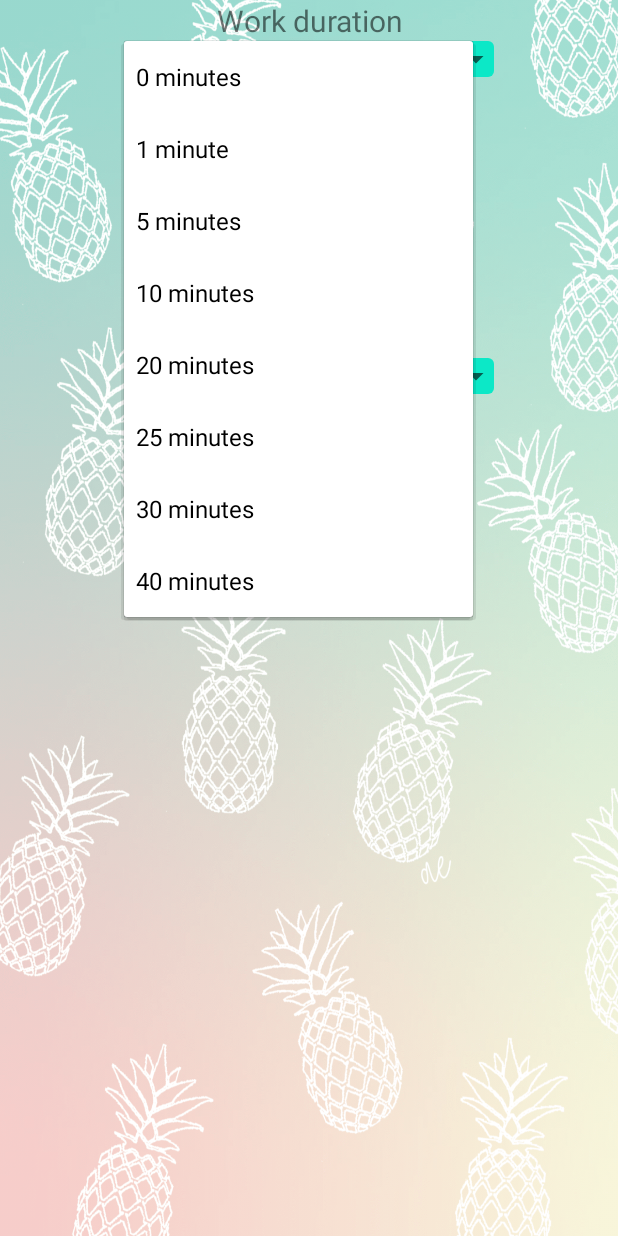
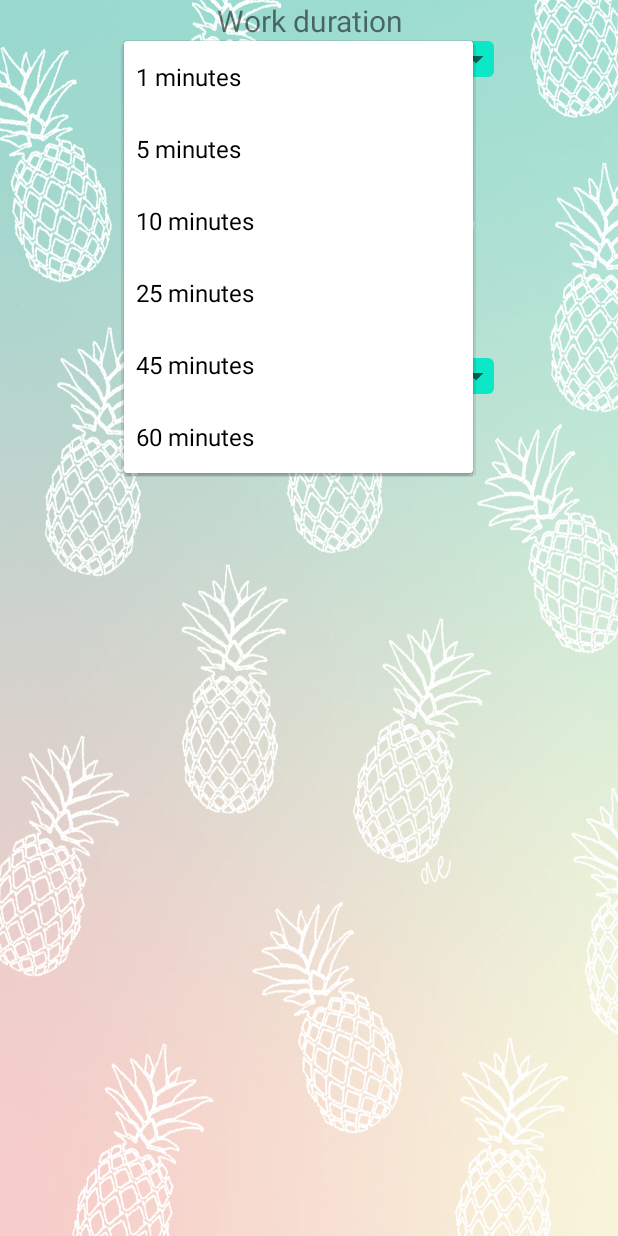
Before and after one commit to Zhenya20062/Pineapplo, an Android app: the SettingsActivity screen opened directly, with no data from a screen before it, after a tap on "25 minutes", on a phone screen of 412 x 824 dp. Run offline under Robolectric (Android 15) with nearby library versions, the phone set to English and light mode, and no system bars.

Commit message:
multilanguage commit

```diff
--- a/app/src/main/java/com/euzhene/pineapplo/Custom/CustomAdapter.java
+++ b/app/src/main/java/com/euzhene/pineapplo/Custom/CustomAdapter.java
@@ -9,10 +9,12 @@ import android.widget.TextView;
 import androidx.annotation.NonNull;
 import androidx.annotation.Nullable;
 
+import com.euzhene.pineapplo.TimeSettings;
+
 
 public class CustomAdapter extends ArrayAdapter<String> {
 
-    private int hideItemPosition;
+    private int hideItemPosition = 50;
     public CustomAdapter(@NonNull Context context, int resource, @NonNull String[] objects) {
         super(context, resource, objects);
     }
@@ -23,7 +25,7 @@ public class CustomAdapter extends ArrayAdapter<String> {
 
     @Override
     public View getDropDownView(int position, @Nullable View convertView, @NonNull ViewGroup parent) {
-        View v = null;
+        View v;
         if (position == hideItemPosition) {
             TextView tv = new TextView(getContext());
             tv.setHeight(0);
--- a/app/src/main/java/com/euzhene/pineapplo/TimeSettings.java
+++ b/app/src/main/java/com/euzhene/pineapplo/TimeSettings.java
@@ -3,8 +3,12 @@ package com.euzhene.pineapplo;
 import android.content.SharedPreferences;
 import android.util.Log;
 
+import java.lang.reflect.Array;
+
 
 public  class TimeSettings {
+    public static final String WORK_TIME_KEY = "workTime";
+    public static final String BREAK_TIME_KEY = "breakTime";
     private static SharedPreferences sharedPreferences;
 
     public static int minuteWorkDefault = 25;
@@ -14,28 +18,31 @@ public  class TimeSettings {
 
     public static final int countDownInterval = 1000;
 
-    public static String[] timeWorkDurationArray;
-    public static String[] timeBreakDurationArray;
+    //public static String[] timeWorkDurationArray;
+    //public static String[] timeBreakDurationArray;
 
 
     public static void UpdateTimeSettings() {
-        if (sharedPreferences.contains("workTime") || sharedPreferences.contains("breakTime")) {
-            minuteWorkDefault = sharedPreferences.getInt("workTime", 0);
-            minuteBreakDefault = sharedPreferences.getInt("breakTime", 0);
+        if (sharedPreferences.contains(WORK_TIME_KEY) || sharedPreferences.contains(BREAK_TIME_KEY)) {
+            minuteWorkDefault = sharedPreferences.getInt(WORK_TIME_KEY, 0);
+            minuteBreakDefault = sharedPreferences.getInt(BREAK_TIME_KEY, 0);
 
-            UpdateArrays();
+            //UpdateArrays();
         }
     }
-    static {
-        UpdateArrays();
-    }
+//    static {
+//       // UpdateArrays();
+//    }
     public static SharedPreferences getSharedPreferences() {return sharedPreferences;}
     public static void setSharedPreferences(SharedPreferences sharedPreferences) {
         TimeSettings.sharedPreferences = TimeSettings.sharedPreferences == null ? sharedPreferences : TimeSettings.sharedPreferences;
         UpdateTimeSettings();
     }
-    private static void UpdateArrays() {
-        timeWorkDurationArray = new String[] {minuteWorkDefault + " minutes","0 minutes", "1 minute", "5 minutes","10 minutes","20 minutes", "25 minutes","30 minutes", "40 minutes"};
-        timeBreakDurationArray = new String[] {minuteBreakDefault + " minutes", "3 minutes", "4 minutes","5 minutes", "7 minutes", "10 minutes"};
-    }
+//    private static void UpdateArrays() {
+//        timeWorkDurationArray = new String[] {minuteWorkDefault + " minutes","0 minutes", "1 minute", "5 minutes","10 minutes","20 minutes", "25 minutes","30 minutes", "40 minutes"};
+//        timeBreakDurationArray = new String[] {minuteBreakDefault + " minutes", "3 minutes", "4 minutes","5 minutes", "7 minutes", "10 minutes"};
+//    }
+//    public static void setArrays() {
+//
+//    }
 }
--- a/app/src/main/java/com/euzhene/pineapplo/activities/SettingsActivity.java
+++ b/app/src/main/java/com/euzhene/pineapplo/activities/SettingsActivity.java
@@ -30,9 +30,8 @@ public class SettingsActivity extends Activity implements AdapterView.OnItemSele
     }
 
     private void CreateSpinners() {
-        //Log.i("durationarray", TimeSettings.timeWorkDurationArray.toString());
-        CustomAdapter workAdapter = new CustomAdapter(this, android.R.layout.simple_spinner_item, TimeSettings.timeWorkDurationArray);
-        CustomAdapter breakAdapter = new CustomAdapter(this, android.R.layout.simple_spinner_item, TimeSettings.timeBreakDurationArray);
+        CustomAdapter workAdapter = new CustomAdapter(this, android.R.layout.simple_spinner_item, getDurations("work"));
+        CustomAdapter breakAdapter = new CustomAdapter(this, android.R.layout.simple_spinner_item, getDurations("break"));
 
         workAdapter.setDropDownViewResource(android.R.layout.simple_spinner_dropdown_item);
         breakAdapter.setDropDownViewResource(android.R.layout.simple_spinner_dropdown_item);
@@ -48,7 +47,29 @@ public class SettingsActivity extends Activity implements AdapterView.OnItemSele
         workSpn.setOnItemSelectedListener(this);
         breakSpn.setOnItemSelectedListener(this);
     }
+    private String[] getDurations(String durationID) {
+        String[] durationsDefault = null;
+        String[] durationsExtented = null;
+        int minuteDefault = 0;
+        if (durationID.equals("work")) {
+            durationsDefault =getResources().getStringArray(R.array.timerWorkDurationArray);
+            durationsExtented = new String[durationsDefault.length + 1];
+            minuteDefault = TimeSettings.minuteWorkDefault;
+        }
+        else if (durationID.equals("break")) {
+            durationsDefault = getResources().getStringArray(R.array.timerBreakDurationArray);
+            durationsExtented = new String[durationsDefault.length + 1];
+            minuteDefault = TimeSettings.minuteBreakDefault;
+        }
+        for (int i = 1; i < durationsExtented.length; i++) {
+            if (String.valueOf(minuteDefault).equals(durationsDefault[i-1].split(" ")[0])) {
+                durationsExtented[0] = durationsDefault[i-1];
+            }
 
+            durationsExtented[i] = durationsDefault[i - 1];
+        }
+        return durationsExtented;
+    }
     @Override
     public void onItemSelected(AdapterView<?> parent, View view, int pos, long id) {
          String input = parent.getSelectedItem().toString();
--- a/app/src/main/res/layout/settings_activity.xml
+++ b/app/src/main/res/layout/settings_activity.xml
@@ -18,7 +18,7 @@
         <TextView
             android:layout_width="match_parent"
             android:layout_height="wrap_content"
-            android:text="Work duration"
+            android:text="@string/settingsWorkDuration"
             android:textAlignment="center"
             android:textSize="20sp" />
 
@@ -34,7 +34,7 @@
         <TextView
             android:layout_width="match_parent"
             android:layout_height="wrap_content"
-            android:text="Break duration"
+            android:text="@string/settingsBreakDuration"
             android:textAlignment="center"
             android:textSize="20sp" />
         <Spinner
--- a/app/src/main/res/values/strings.xml
+++ b/app/src/main/res/values/strings.xml
@@ -5,21 +5,23 @@
     <string name="secondWorkDefault">00</string>
     <string name="minuteBreakDefault">3</string>
     <string name="secondBreakDefault">30</string>
+    <string name="settingsWorkDuration">Work duration</string>
+    <string name="settingsBreakDuration">Break duration</string>
 
     <string-array name="timerWorkDurationArray" >
-        <item >15 minutes</item>
+        <item >1 minutes</item>
+        <item >5 minutes</item>
+        <item >10 minutes</item>
         <item >25 minutes</item>
-        <item >35 minutes</item>
         <item >45 minutes</item>
-        <item >50 minutes</item>
         <item >60 minutes</item>
     </string-array>
     <string-array name="timerBreakDurationArray" >
-        <item >2 minutes</item>
         <item >3 minutes</item>
         <item >4 minutes</item>
         <item >5 minutes</item>
         <item >7 minutes</item>
         <item >10 minutes</item>
+        <item >15 minutes</item>
     </string-array>
 </resources>
```
Also changed, not shown: 2 other files.
